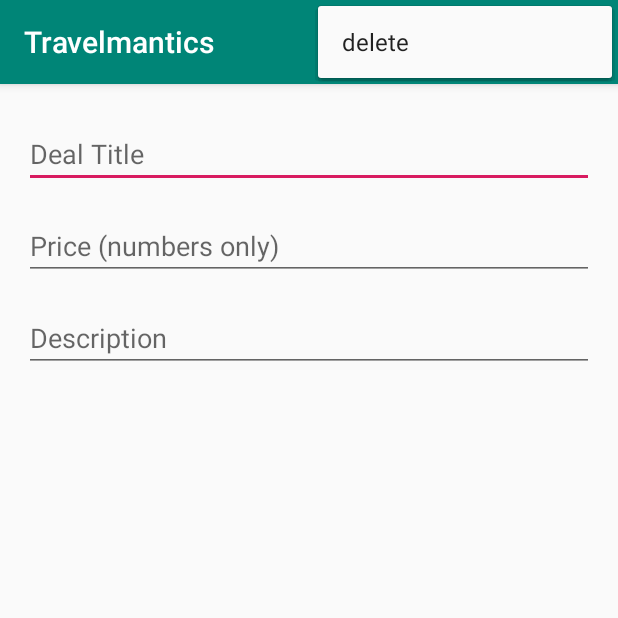
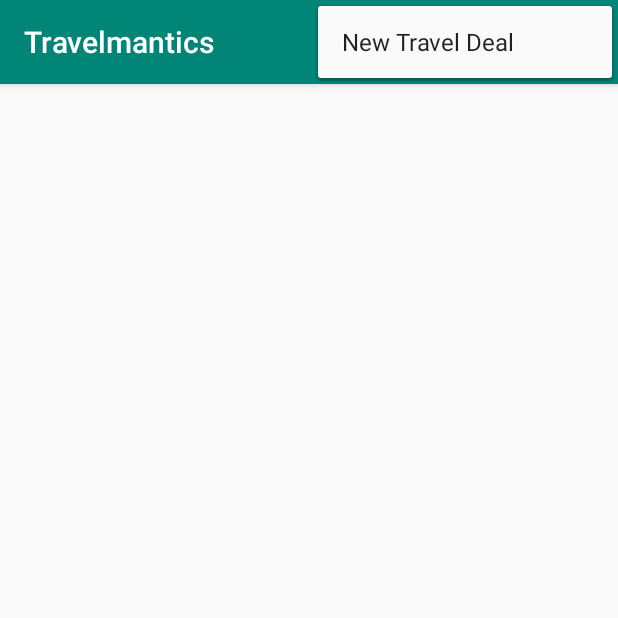
Before and after one commit to GeorgiaRwechungura/TravelMantics, an Android app: the screen it shows after launch (InsertActivity before the commit, ListActivity after it), with the options menu open, on a phone screen of 412 x 824 dp, the top half of it. Run offline under Robolectric (Android 15) with nearby library versions, the phone set to English and light mode, and no system bars; our stand-ins replace Firebase (no records; nobody signed in at launch, a user with empty details on screens opened directly).

Commit message:
ListView Added

```diff
--- a/app/build.gradle
+++ b/app/build.gradle
@@ -30,4 +30,5 @@ dependencies {
 
     implementation 'com.google.firebase:firebase-auth:18.1.0'
     implementation 'com.google.firebase:firebase-database:18.0.1'
+    implementation 'androidx.recyclerview:recyclerview:1.0.0'
 }
--- a/app/src/main/java/georgia/com/travelmantics/InsertActivity.java
+++ b/app/src/main/java/georgia/com/travelmantics/DealActivity.java
@@ -13,7 +13,7 @@ import androidx.appcompat.app.AppCompatActivity;
 import com.google.firebase.database.DatabaseReference;
 import com.google.firebase.database.FirebaseDatabase;
 
-public class  InsertActivity extends AppCompatActivity {
+public class DealActivity extends AppCompatActivity {
 
     private FirebaseDatabase mFirebaseDatabase;
     protected DatabaseReference mDatabaseReference;
@@ -30,7 +30,7 @@ public class  InsertActivity extends AppCompatActivity {
         mDatabaseReference = mFirebaseDatabase.getReference().child("traveldeals");
 
         txtTitle=findViewById(R.id.txtTitle);
-        txtPrice=findViewById(R.id.txtPrice);
+        txtPrice =findViewById(R.id.txtPrice);
         txtdescription=findViewById(R.id.txtDescription);
 
     }
--- /dev/null
+++ b/app/src/main/java/georgia/com/travelmantics/DealAdapter.java
@@ -0,0 +1,116 @@
+package georgia.com.travelmantics;
+
+import android.content.Context;
+import android.content.Intent;
+import android.os.Parcelable;
+import android.util.Log;
+import android.view.LayoutInflater;
+import android.view.View;
+import android.view.ViewGroup;
+import android.widget.TextView;
+
+import androidx.recyclerview.widget.RecyclerView;
+
+import com.google.firebase.database.ChildEventListener;
+import com.google.firebase.database.DataSnapshot;
+import com.google.firebase.database.DatabaseError;
+import com.google.firebase.database.DatabaseReference;
+import com.google.firebase.database.FirebaseDatabase;
+
+import java.util.ArrayList;
+
+public class DealAdapter extends RecyclerView.Adapter<DealAdapter.DealViewHolder>{
+    ArrayList<TravelDeals> deals;
+    private FirebaseDatabase mFirebaseDatabase;
+    private DatabaseReference mDatabaseReference;
+    private ChildEventListener mChildListener;
+
+    public DealAdapter() {
+        FirebaseUtil.openFbReference("traveldeals");
+        mFirebaseDatabase = FirebaseUtil.mFirebaseDatabase;
+        mDatabaseReference = FirebaseUtil.mDatabaseReference;
+        this.deals = FirebaseUtil.mDeals;
+        mChildListener = new ChildEventListener() {
+            @Override
+            public void onChildAdded(DataSnapshot dataSnapshot, String s) {
+                TravelDeals td = dataSnapshot.getValue(TravelDeals.class);
+                Log.d("Deal: ", td.getTille());
+                td.setId(dataSnapshot.getKey());
+                deals.add(td);
+                notifyItemInserted(deals.size()-1);
+            }
+
+            @Override
+            public void onChildChanged(DataSnapshot dataSnapshot, String s) {
+
+            }
+
+            @Override
+            public void onChildRemoved(DataSnapshot dataSnapshot) {
+
+            }
+
+            @Override
+            public void onChildMoved(DataSnapshot dataSnapshot, String s) {
+
+            }
+
+            @Override
+            public void onCancelled(DatabaseError databaseError) {
+
+            }
+        };
+       mDatabaseReference.addChildEventListener(mChildListener);
+    }
+
+    @Override
+    public DealViewHolder onCreateViewHolder(ViewGroup parent, int viewType) {
+        Context context = parent.getContext();
+        View itemView = LayoutInflater.from(context)
+                .inflate(R.layout.rv_row, parent, false);
+        return new DealViewHolder(itemView);
+
+    }
+
+    @Override
+    public void onBindViewHolder(DealViewHolder holder, int position) {
+        TravelDeals deal = deals.get(position);
+        holder.bind(deal);
+    }
+
+    @Override
+    public int getItemCount() {
+        return deals.size();
+    }
+
+    public class DealViewHolder extends RecyclerView.ViewHolder
+            implements View.OnClickListener {
+        TextView tvTitle;
+        TextView tvDescription;
+        TextView tvPrice;
+
+        public DealViewHolder(View itemView) {
+            super(itemView);
+            tvTitle = (TextView) itemView.findViewById(R.id.tvTitle);
+           tvDescription = (TextView) itemView.findViewById(R.id.tvDescription);
+            tvPrice = (TextView) itemView.findViewById(R.id.tvPrice);
+            itemView.setOnClickListener(this);
+        }
+
+        public void bind(TravelDeals deal) {
+            tvTitle.setText(deal.getTille());
+            tvDescription.setText(deal.getDescription());
+            tvPrice.setText(deal.getPrice());
+        }
+
+        @Override
+        public void onClick(View view) {
+            int position = getAdapterPosition();
+            Log.d("Click", String.valueOf(position));
+            TravelDeals selectedDeal = deals.get(position);
+           Intent intent = new Intent(view.getContext(), DealActivity.class);
+           intent.putExtra("Deal", (Parcelable) selectedDeal);
+            view.getContext().startActivity(intent);
+        }
+    }
+}
--- /dev/null
+++ b/app/src/main/java/georgia/com/travelmantics/FirebaseUtil.java
@@ -0,0 +1,26 @@
+package georgia.com.travelmantics;
+
+import com.google.firebase.database.DatabaseReference;
+import com.google.firebase.database.FirebaseDatabase;
+
+import java.util.ArrayList;
+
+public class FirebaseUtil {
+    public static FirebaseDatabase mFirebaseDatabase;
+    public static DatabaseReference mDatabaseReference;
+    private static FirebaseUtil firebaseUtil;
+    public static ArrayList<TravelDeals> mDeals;
+
+    private FirebaseUtil(){};
+
+    public static void openFbReference(String ref) {
+        if (firebaseUtil == null) {
+            firebaseUtil = new FirebaseUtil();
+            mFirebaseDatabase = FirebaseDatabase.getInstance();
+
+        }
+        mDeals = new ArrayList<TravelDeals>();
+        mDatabaseReference = mFirebaseDatabase.getReference().child(ref);
+    }
+
+}
--- /dev/null
+++ b/app/src/main/java/georgia/com/travelmantics/ListActivity.java
@@ -0,0 +1,48 @@
+package georgia.com.travelmantics;
+
+import android.annotation.SuppressLint;
+import android.content.Intent;
+import android.os.Bundle;
+import android.view.Menu;
+import android.view.MenuInflater;
+import android.view.MenuItem;
+
+import androidx.appcompat.app.AppCompatActivity;
+import androidx.recyclerview.widget.LinearLayoutManager;
+import androidx.recyclerview.widget.RecyclerView;
+
+public class ListActivity extends AppCompatActivity {
+
+    @Override
+    protected void onCreate(Bundle savedInstanceState) {
+        super.onCreate(savedInstanceState);
+        setContentView(R.layout.activity_list);
+
+        // FirebaseUtil.openFbReference("traveldeals");
+        RecyclerView rvDeals = (RecyclerView) findViewById(R.id.rvDeals);
+
+        final DealAdapter adapter = new DealAdapter();
+        rvDeals.setAdapter(adapter);
+        @SuppressLint("WrongConstant") LinearLayoutManager dealsLayoutManager =
+                new LinearLayoutManager(this, LinearLayoutManager.VERTICAL, false);
+        rvDeals.setLayoutManager(dealsLayoutManager);
+    }
+
+    @Override
+    public boolean onCreateOptionsMenu(Menu menu) {
+        MenuInflater inflater = getMenuInflater();
+        inflater.inflate(R.menu.list_activity_menu, menu);
+        return true;
+    }
+
+    @Override
+    public boolean onOptionsItemSelected(MenuItem item) {
+        switch (item.getItemId()) {
+            case R.id.insert_menu:
+                Intent intent = new Intent(this, DealActivity.class);
+               startActivity(intent);
+                return true;
+        }
+        return super.onOptionsItemSelected(item);
+    }
+}
--- a/app/src/main/java/georgia/com/travelmantics/TravelDeals.java
+++ b/app/src/main/java/georgia/com/travelmantics/TravelDeals.java
@@ -6,6 +6,8 @@ public class TravelDeals {
     private  String description;
     private  String price;
     private String ImageUrl;
+
+    public TravelDeals(){}
 
     public TravelDeals( String tille, String description, String price,String imageUrl) {
         this.setId(id);
--- /dev/null
+++ b/app/src/main/res/layout/activity_list.xml
@@ -0,0 +1,20 @@
+<?xml version="1.0" encoding="utf-8"?>
+<androidx.constraintlayout.widget.ConstraintLayout xmlns:android="http://schemas.android.com/apk/res/android"
+    xmlns:app="http://schemas.android.com/apk/res-auto"
+    xmlns:tools="http://schemas.android.com/tools"
+    android:layout_width="match_parent"
+    android:layout_height="match_parent"
+    tools:context=".ListActivity">
+
+
+    <androidx.recyclerview.widget.RecyclerView
+        android:id="@+id/rvDeals"
+        android:layout_width="fill_parent"
+        android:layout_height="fill_parent"
+        android:layout_marginStart="8dp"
+        android:layout_marginTop="8dp"
+        app:layout_constraintStart_toStartOf="parent"
+        app:layout_constraintTop_toTopOf="parent"
+        android:layout_marginLeft="8dp" />
+
+</androidx.constraintlayout.widget.ConstraintLayout>
--- a/app/src/main/res/layout/activity_main.xml
+++ b/app/src/main/res/layout/activity_main.xml
@@ -4,7 +4,7 @@
     xmlns:tools="http://schemas.android.com/tools"
     android:layout_width="match_parent"
     android:layout_height="match_parent"
-    tools:context=".InsertActivity">
+    tools:context=".DealActivity">
 
 
 
--- /dev/null
+++ b/app/src/main/res/menu/list_activity_menu.xml
@@ -0,0 +1,7 @@
+<?xml version="1.0" encoding="utf-8"?>
+<menu xmlns:android="http://schemas.android.com/apk/res/android"
+    xmlns:app="http://schemas.android.com/apk/res-auto">
+    <item android:id="@+id/insert_menu"
+        android:title="New Travel Deal"
+        app:showAsAction="never"/>
+</menu>
--- a/app/src/main/res/values/dimens.xml
+++ b/app/src/main/res/values/dimens.xml
@@ -2,5 +2,6 @@
 <resources>
     <dimen name="text_margin_standard">16dp</dimen>
     <dimen name="text_margin_large">24dp</dimen>
-    <dimen name="text_margin_small">8dp</dimen>
+    <dimen name="title_large">24sp</dimen>
+    <dimen name="text_price">18sp</dimen>
 </resources>
```
Also changed, not shown: app/src/main/AndroidManifest.xml (+6 -1 lines), app/src/main/res/layout/rv_row.xml (added, +57 -0 lines).
